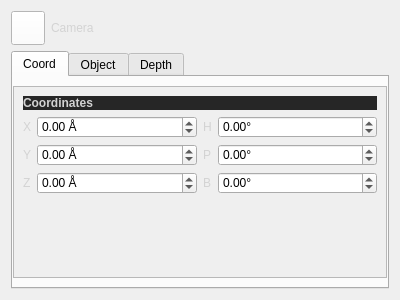
Qt form QChromosome/camerasettings.ui (Michalaq/ChromosomeVisualizer) before a commit.
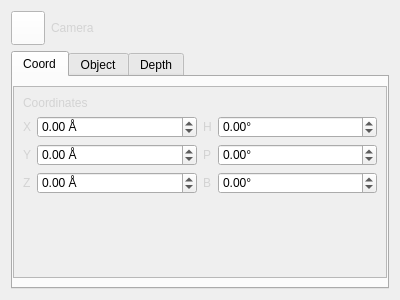
The same form after that commit. Icons and pictures are not drawn. Custom widgets are drawn as their Qt base class.

Commit message: unified label styles

The edit to the form file:
```diff
--- a/QChromosome/camerasettings.ui
+++ b/QChromosome/camerasettings.ui
@@ -96,11 +96,11 @@
           <layout class="QVBoxLayout" name="verticalLayout">
            <item>
             <widget class="QLabel" name="label_6">
-             <property name="styleSheet">
-              <string notr="true">background: #262626;</string>
-             </property>
              <property name="text">
-              <string>&lt;html&gt;&lt;head/&gt;&lt;body&gt;&lt;p&gt;&lt;span style=&quot; font-weight:600;&quot;&gt;Coordinates&lt;/span&gt;&lt;/p&gt;&lt;/body&gt;&lt;/html&gt;</string>
+              <string>Coordinates</string>
+             </property>
+             <property name="class" stdset="0">
+              <string>section</string>
              </property>
             </widget>
            </item>
```
Left out of the diff: 34 changed lines with no effect on the pictures. The commit also changes 5 other files.
